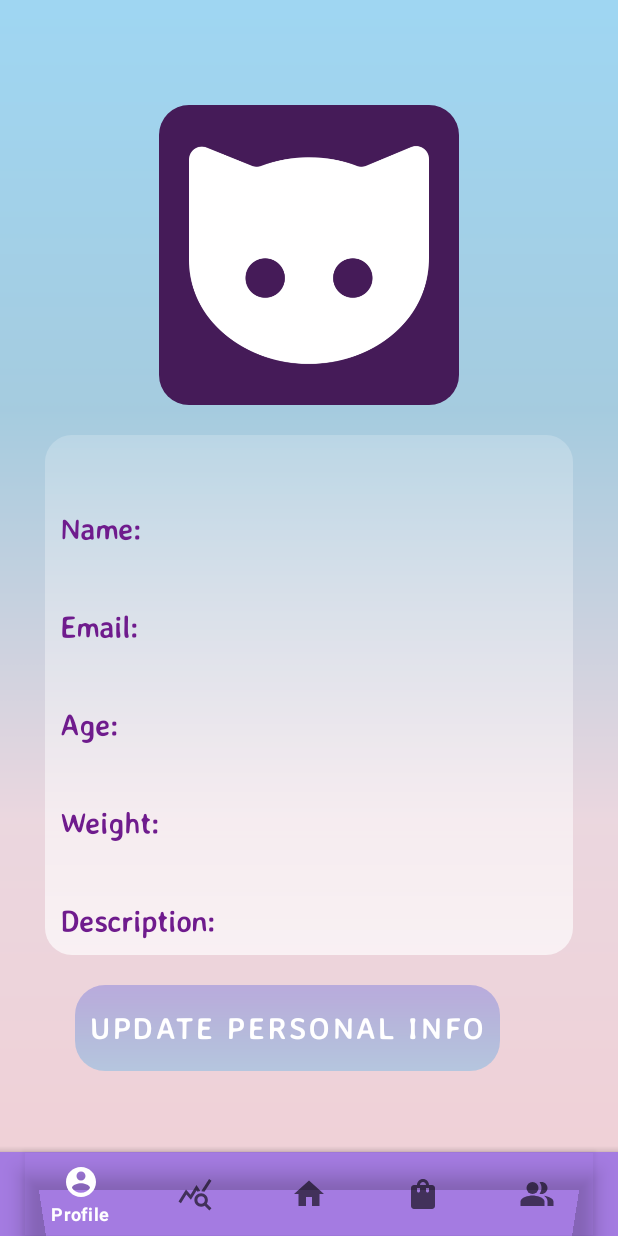
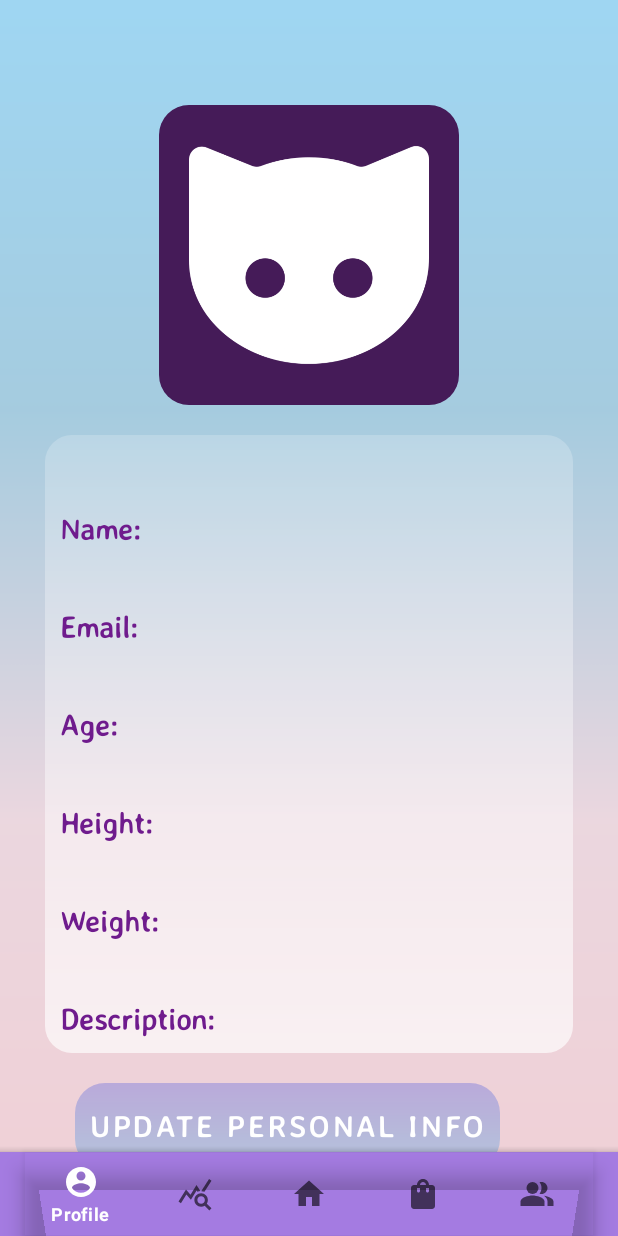
Before and after one commit to Faria-Binte-Kader/Thrive, an Android app: the layout activity_profile.xml on its own in the app's theme, with its tools: preview values and no code run, on a phone screen of 412 x 824 dp. Run offline under Robolectric (Android 15) with nearby library versions, the phone set to English and light mode, and no system bars.

Commit message:
added height to view profile

```diff
--- a/app/src/main/java/com/example/thrive/Profile.java
+++ b/app/src/main/java/com/example/thrive/Profile.java
@@ -23,7 +23,7 @@ public class Profile extends AppCompatActivity {
 
     Button updateProfileBtn;
 
-    private TextView name, description, email, age, weight;
+    private TextView name, description, email, age, height, weight;
     FirebaseAuth fAuth;
     FirebaseFirestore fStore;
     String userID;
@@ -38,6 +38,7 @@ public class Profile extends AppCompatActivity {
         email = findViewById(R.id.profileEmail);
         description = findViewById(R.id.profileDescription);
         age = findViewById(R.id.profileAge);
+        height = findViewById(R.id.profileHeight);
         weight = findViewById(R.id.profileWeight);
 
 
@@ -94,7 +95,8 @@ public class Profile extends AppCompatActivity {
                     email.setText(value.getString("Email"));
                     description.setText(value.getString("Description"));
                     age.setText(value.getString("Age"));
-                    weight.setText(value.getString("Weight"));
+                    height.setText(new StringBuilder().append(value.getString("Height")).append(" cm").toString());
+                    weight.setText(new StringBuilder().append(value.getString("Weight")).append(" kg").toString());
 
                 }
             }
--- a/app/src/main/res/layout/activity_profile.xml
+++ b/app/src/main/res/layout/activity_profile.xml
@@ -132,6 +132,33 @@
                 <TextView
                     android:layout_width="wrap_content"
                     android:layout_height="wrap_content"
+                    android:text="Height: "
+                    android:textStyle="bold"
+                    android:textColor="@color/purple_500"
+                    android:fontFamily="@font/averiasanslibre_light"
+                    android:textSize="20sp"
+                    android:layout_marginTop="20dp"
+                    />
+                <TextView
+                    android:id="@+id/profileHeight"
+                    android:layout_width="wrap_content"
+                    android:layout_height="wrap_content"
+                    android:textStyle="bold"
+                    android:textColor="@color/purple_500"
+                    android:fontFamily="@font/averiasanslibre_light"
+                    android:textSize="18sp"
+                    android:layout_marginTop="20dp"
+                    />
+            </LinearLayout>
+
+            <LinearLayout
+                android:layout_width="match_parent"
+                android:layout_height="wrap_content"
+                android:orientation="horizontal"
+                android:padding="10dp">
+                <TextView
+                    android:layout_width="wrap_content"
+                    android:layout_height="wrap_content"
                     android:text="Weight: "
                     android:textStyle="bold"
                     android:textColor="@color/purple_500"
```
